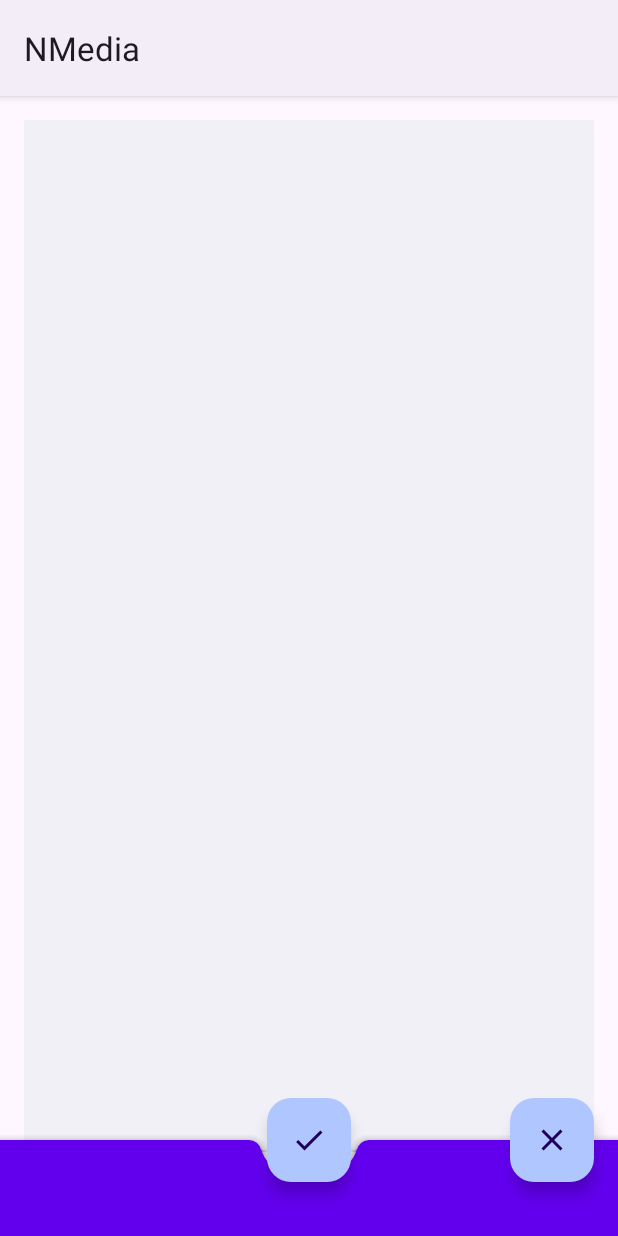
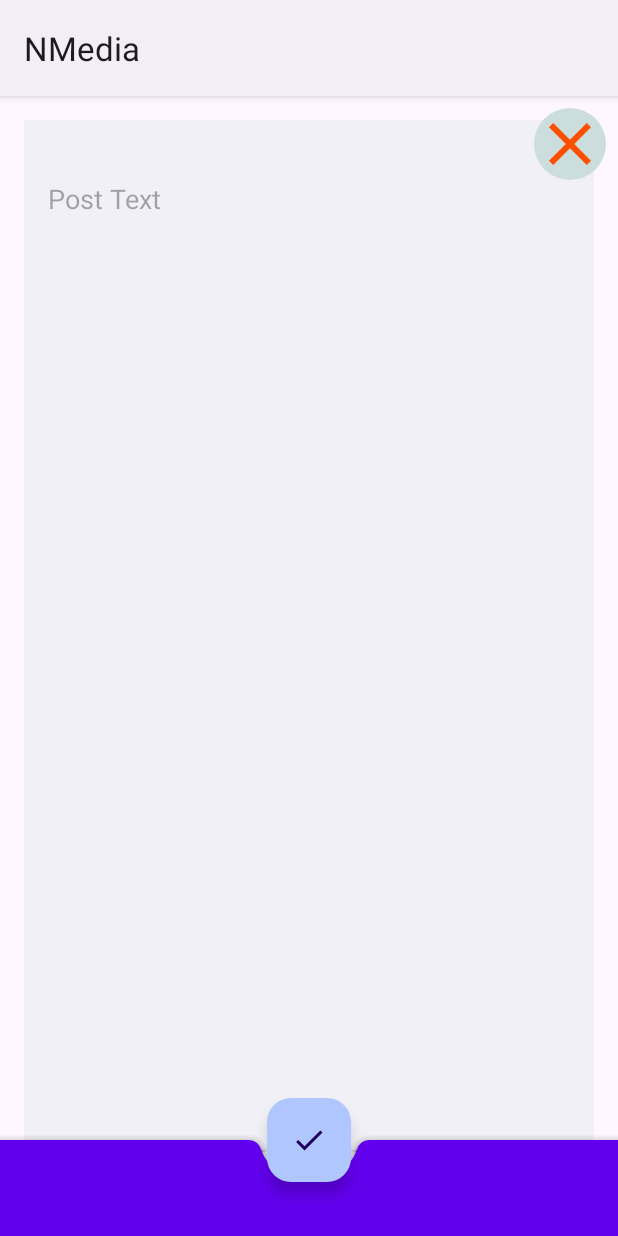
Before and after one commit to BrjuTAbR/and2-homework, an Android app: the screen it shows after launch (NewPostActivity), after a tap on "Save", on a phone screen of 412 x 824 dp. Run offline under Robolectric (Android 15) with nearby library versions, the phone set to English and light mode, and no system bars.

Commit message:
fix intents

```diff
--- a/app/src/main/java/ru/netology/nmedia/PostViewModel.kt
+++ b/app/src/main/java/ru/netology/nmedia/PostViewModel.kt
@@ -37,7 +37,9 @@ class PostViewModel : ViewModel() {
             repository.save(it)
 
         }
-
+        escape()
+    }
+    fun escape () {
         edited.value = empty
     }
 
--- a/app/src/main/java/ru/netology/nmedia/PostsAdapter.kt
+++ b/app/src/main/java/ru/netology/nmedia/PostsAdapter.kt
@@ -58,7 +58,6 @@ class PostViewHolder(
                                 onInteractionListener.onEdit(post)
                                 true
                             }
-
                             else -> false
                         }
                     }
@@ -72,7 +71,9 @@ class PostViewHolder(
                     onInteractionListener.onVideo(post)
                 }
             }
-
+            else {
+                videoBox.visibility = View.GONE
+            }
         }
     }
 }
--- a/app/src/main/res/layout/activity_new_post.xml
+++ b/app/src/main/res/layout/activity_new_post.xml
@@ -13,10 +13,16 @@
         android:layout_width="match_parent"
         android:layout_height="match_parent"
         android:layout_margin="@dimen/common_spacing"
+        android:autofillHints=""
         android:background="@color/material_dynamic_neutral95"
         android:gravity="start|top"
+        android:hint="@string/post_text"
         android:inputType="textMultiLine"
-        android:padding="@dimen/common_spacing" />
+        android:paddingStart="@dimen/common_spacing"
+        android:paddingTop="@dimen/post_margin"
+        android:paddingEnd="@dimen/common_spacing"
+        android:paddingBottom="@dimen/common_spacing"
+        tools:ignore="LabelFor" />
 
     <com.google.android.material.bottomappbar.BottomAppBar
         android:id="@+id/bottomAppBar"
@@ -31,18 +37,55 @@
         android:layout_height="wrap_content"
         android:backgroundTint="@color/material_dynamic_primary80"
         android:contentDescription="@string/description_post_save"
+
         app:layout_anchor="@id/bottomAppBar"
         app:srcCompat="@drawable/baseline_check_24" />
 
-    <com.google.android.material.floatingactionbutton.FloatingActionButton
+    <androidx.cardview.widget.CardView
+        android:id="@+id/oldContent"
+        android:layout_width="match_parent"
+        android:layout_height="@dimen/edit_size_full"
+        android:layout_marginStart="@dimen/small_spacing"
+        android:layout_marginTop="@dimen/small_spacing"
+        android:layout_marginEnd="@dimen/edit_size_part"
+        android:layout_marginBottom="@dimen/common_spacing"
+        android:visibility="gone"
+        tools:visibility="visible">
+
+        <ScrollView
+            android:id="@+id/oldContentScroll"
+            android:layout_width="match_parent"
+            android:layout_height="match_parent"
+            android:background="@color/material_dynamic_secondary95"
+            android:fillViewport="true"
+            android:scrollbars="vertical">
+
+            <TextView
+                android:id="@+id/oldContentText"
+                android:layout_width="match_parent"
+                android:layout_height="0dp"
+                android:background="@color/material_dynamic_secondary95"
+                android:padding="@dimen/small_spacing"
+                tools:text="123" />
+
+        </ScrollView>
+    </androidx.cardview.widget.CardView>
+
+
+    <ImageButton
         android:id="@+id/escape"
-        android:layout_width="match_parent"
-        android:layout_height="wrap_content"
-        android:layout_marginEnd="@dimen/common_spacing"
-        android:backgroundTint="@color/material_dynamic_primary80"
+        android:layout_width="@dimen/posts_avatar_size"
+        android:layout_height="@dimen/posts_avatar_size"
+        android:layout_marginTop="@dimen/small_spacing"
+        android:layout_marginEnd="@dimen/small_spacing"
+        android:background="@drawable/circle_bg"
         android:contentDescription="@string/alt_escape"
-        app:layout_anchor="@id/bottomAppBar"
+        app:layout_anchor="@id/edit"
         app:layout_anchorGravity="end"
-        app:srcCompat="@drawable/baseline_close_48" />
+        app:layout_constraintBottom_toBottomOf="parent"
+        app:layout_constraintEnd_toEndOf="parent"
+        app:srcCompat="@drawable/baseline_close_48"
+        tools:ignore="ImageContrastCheck" />
+
 
 </androidx.coordinatorlayout.widget.CoordinatorLayout>
--- a/app/src/main/res/layout/card_post.xml
+++ b/app/src/main/res/layout/card_post.xml
@@ -4,7 +4,7 @@
     android:id="@+id/main"
     android:layout_width="match_parent"
     android:layout_height="wrap_content"
-    android:layout_marginBottom="@dimen/post_margin_bottom"
+    android:layout_marginBottom="@dimen/post_margin"
     android:padding="@dimen/common_spacing">
 
     <ImageView
--- a/app/src/main/res/values/colors.xml
+++ b/app/src/main/res/values/colors.xml
@@ -13,7 +13,7 @@
 
 
     <color name="edit_text_btn_bg">#CCDDDD</color>
-    <color name="edit_text_bg">#CCDD80</color>
+    <color name="edit_text_bg">#aaffcc</color>
     <color name="green_ok">#50B050</color>
     <color name="red_cancel">#FF5000</color>
 
--- a/app/src/main/res/values/dimens.xml
+++ b/app/src/main/res/values/dimens.xml
@@ -2,10 +2,11 @@
 <resources>
     <dimen name="common_spacing">16dp</dimen>
     <dimen name="small_spacing">8dp</dimen>
-    <dimen name="post_margin_bottom">40dp</dimen>
+    <dimen name="post_margin">40dp</dimen>
     <dimen name="posts_avatar_size">48dp</dimen>
     <dimen name="edit_size_part">64dp</dimen>
     <dimen name="edit_size_full">128dp</dimen>
     <dimen name="posts_btn_size_s">24dp</dimen>
     <dimen name="edit_size_content_max">300dp</dimen>
+    <dimen name="edit_padding_top">160dp</dimen>
 </resources>
```
Also changed, not shown: app/src/main/java/ru/netology/nmedia/MainActivity.kt (+7 -7 lines), app/src/main/java/ru/netology/nmedia/NewPostActivity.kt (+10 -3 lines), app/src/main/res/layout/activity_main.xml (+0 -56 lines).
